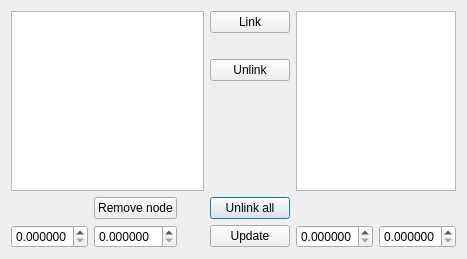
Above: topo-blend/graph_modify_dialog.ui from ialhashim/topo-blend before the change. Below: the same form after it.
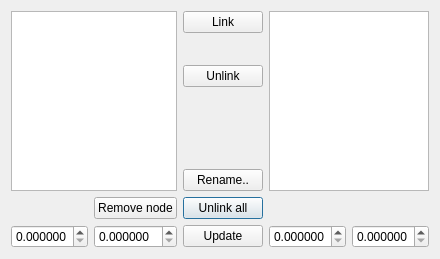
That is the form after the change. Icons and pictures are not drawn.

The edit to the form file:
```diff
--- a/topo-blend/graph_modify_dialog.ui
+++ b/topo-blend/graph_modify_dialog.ui
@@ -9,45 +9,25 @@
    <rect>
     <x>0</x>
     <y>0</y>
-    <width>467</width>
+    <width>418</width>
     <height>259</height>
    </rect>
   </property>
   <property name="windowTitle">
-   <string>Dialog</string>
+   <string>Modify Graph</string>
   </property>
   <property name="modal">
    <bool>true</bool>
   </property>
   <layout class="QGridLayout" name="gridLayout">
-   <item row="4" column="3">
+   <item row="5" column="3">
     <widget class="QPushButton" name="unlinkAllButton">
      <property name="text">
       <string>Unlink all</string>
      </property>
     </widget>
    </item>
-   <item row="0" column="0" rowspan="4" colspan="3">
-    <widget class="QListWidget" name="list1">
-     <property name="alternatingRowColors">
-      <bool>true</bool>
-     </property>
-     <property name="selectionMode">
-      <enum>QAbstractItemView::SingleSelection</enum>
-     </property>
-    </widget>
-   </item>
-   <item row="0" column="4" rowspan="4" colspan="2">
-    <widget class="QListWidget" name="list2">
-     <property name="alternatingRowColors">
-      <bool>true</bool>
-     </property>
-     <property name="selectionMode">
-      <enum>QAbstractItemView::MultiSelection</enum>
-     </property>
-    </widget>
-   </item>
-   <item row="4" column="0">
+   <item row="5" column="0">
     <spacer name="horizontalSpacer_2">
      <property name="orientation">
       <enum>Qt::Horizontal</enum>
@@ -60,19 +40,6 @@
      </property>
     </spacer>
    </item>
-   <item row="4" column="2">
-    <spacer name="horizontalSpacer_3">
-     <property name="orientation">
-      <enum>Qt::Horizontal</enum>
-     </property>
-     <property name="sizeHint" stdset="0">
-      <size>
-       <width>40</width>
-       <height>20</height>
-      </size>
-     </property>
-    </spacer>
-   </item>
    <item row="3" column="3">
     <spacer name="verticalSpacer">
      <property name="orientation">
@@ -108,7 +75,7 @@
      </property>
     </widget>
    </item>
-   <item row="4" column="1">
+   <item row="5" column="1">
     <widget class="QPushButton" name="removeButton">
      <property name="text">
       <string>Remove node</string>
@@ -135,7 +102,7 @@
      </property>
     </spacer>
    </item>
-   <item row="5" column="4">
+   <item row="6" column="4">
     <widget class="QDoubleSpinBox" name="uB">
      <property name="decimals">
       <number>6</number>
@@ -148,7 +115,7 @@
      </property>
     </widget>
    </item>
-   <item row="5" column="0">
+   <item row="6" column="0">
     <widget class="QDoubleSpinBox" name="uA">
      <property name="decimals">
       <number>6</number>
@@ -161,7 +128,7 @@
      </property>
     </widget>
    </item>
-   <item row="5" column="1">
+   <item row="6" column="1">
     <widget class="QDoubleSpinBox" name="vA">
      <property name="decimals">
       <number>6</number>
@@ -174,7 +141,7 @@
      </property>
     </widget>
    </item>
-   <item row="5" column="5">
+   <item row="6" column="5">
     <widget class="QDoubleSpinBox" name="vB">
      <property name="decimals">
       <number>6</number>
@@ -184,13 +151,53 @@
      </property>
     </widget>
    </item>
-   <item row="5" column="3">
+   <item row="6" column="3">
     <widget class="QPushButton" name="updateLinkButton">
      <property name="text">
       <string>Update</string>
      </property>
     </widget>
    </item>
+   <item row="4" column="3">
+    <widget class="QPushButton" name="renameButton">
+     <property name="text">
+      <string>Rename..</string>
+     </property>
+    </widget>
+   </item>
+   <item row="0" column="4" rowspan="5" colspan="2">
+    <widget class="QListWidget" name="list2">
+     <property name="alternatingRowColors">
+      <bool>true</bool>
+     </property>
+     <property name="selectionMode">
+      <enum>QAbstractItemView::MultiSelection</enum>
+     </property>
+    </widget>
+   </item>
+   <item row="5" column="2">
+    <spacer name="horizontalSpacer_3">
+     <property name="orientation">
+      <enum>Qt::Horizontal</enum>
+     </property>
+     <property name="sizeHint" stdset="0">
+      <size>
+       <width>40</width>
+       <height>20</height>
+      </size>
+     </property>
+    </spacer>
+   </item>
+   <item row="0" column="0" rowspan="5" colspan="2">
+    <widget class="QListWidget" name="list1">
+     <property name="alternatingRowColors">
+      <bool>true</bool>
+     </property>
+     <property name="selectionMode">
+      <enum>QAbstractItemView::SingleSelection</enum>
+     </property>
+    </widget>
+   </item>
   </layout>
  </widget>
  <resources>
```
